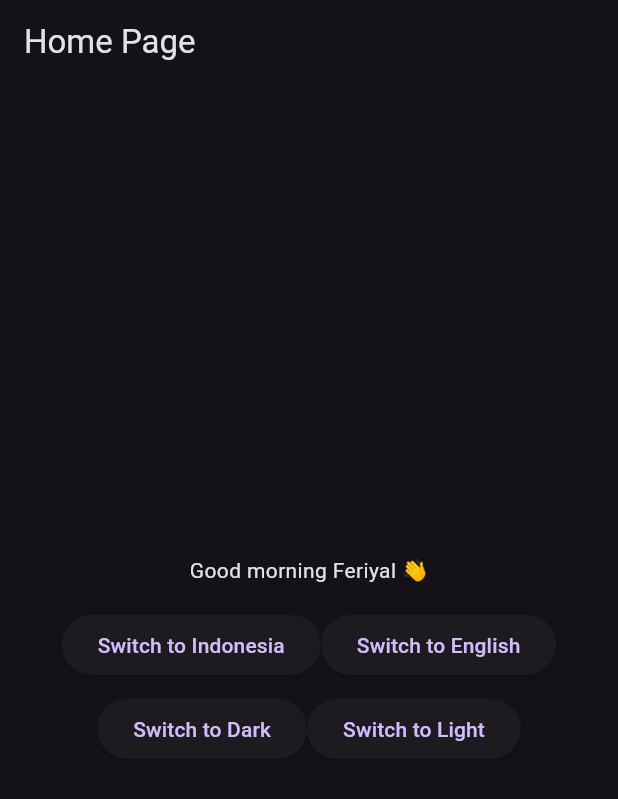
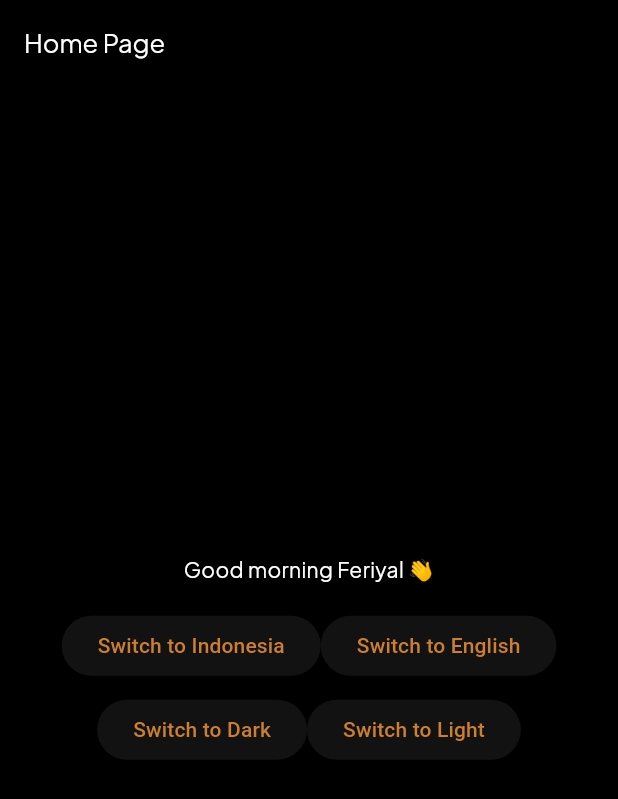
Before and after one commit to feriyalsusanto/untukmu-revamp-app, a Flutter app: the screen it shows after launch, after a tap on "Switch to Dark", on a phone screen of 412 x 824 dp. Shown: the top 799 px of the screen. Run offline on Flutter 3.47's test engine with Material 3 defaults, Android fonts, the phone set to English and light mode, and no system bars; our stand-ins replace flutter_riverpod, get_it, google_fonts, shared_preferences.

Commit message:
theme state improvement

```diff
--- a/lib/app_widget.dart
+++ b/lib/app_widget.dart
@@ -1,6 +1,7 @@
 import 'package:flutter/material.dart';
 import 'package:flutter_localizations/flutter_localizations.dart';
 import 'package:flutter_riverpod/flutter_riverpod.dart';
+import 'package:untukmu/config/theme/app_themes.dart';
 import 'package:untukmu/core/domain/providers/locale/locale_provider.dart';
 import 'package:untukmu/core/domain/providers/theme/theme_provider.dart';
 import 'package:untukmu/l10n/app_localizations.dart';
@@ -15,7 +16,9 @@ class AppWidget extends ConsumerWidget {
 
     return MaterialApp(
       locale: locale,
-      theme: theme,
+      theme: AppTheme.lightTheme,
+      darkTheme: AppTheme.darkTheme,
+      themeMode: theme,
       supportedLocales: AppLocalizations.supportedLocales,
       localizationsDelegates: const [
         AppLocalizations.delegate,
--- /dev/null
+++ b/lib/config/theme/app_themes.dart
@@ -0,0 +1,144 @@
+import 'package:flutter/material.dart';
+import 'package:flutter/services.dart';
+import 'package:untukmu/config/theme/colors.dart';
+import 'package:untukmu/config/theme/text_styles.dart';
+import 'package:untukmu/core/utils/platform_check.dart';
+
+class AppTheme {
+  // Private Constructor
+  AppTheme._();
+
+  static final lightTheme = ThemeData(
+      brightness: Brightness.light,
+      appBarTheme: AppBarTheme(
+        scrolledUnderElevation: 0,
+        systemOverlayStyle: SystemUiOverlayStyle(
+          statusBarColor:
+              Colors.transparent, // Set status bar color to transparent
+          statusBarBrightness: getCurrentPlatform() == CurrentPlatform.web
+              ? Brightness.light
+              : getCurrentPlatform() == CurrentPlatform.android
+                  ? Brightness.dark
+                  : Brightness.light, // Set status bar text color to light
+          statusBarIconBrightness: getCurrentPlatform() == CurrentPlatform.web
+              ? Brightness.light
+              : getCurrentPlatform() == CurrentPlatform.android
+                  ? Brightness.dark
+                  : Brightness.light, // Set status bar icons color to light
+        ),
+        titleTextStyle: AppTextStyle.labelMedium(isLightTheme: true).copyWith(
+            color: AppColors.titleBlack, fontWeight: FontWeight.normal),
+        color: AppColors.background,
+        shadowColor: Colors.transparent,
+        iconTheme: const IconThemeData(
+          color: AppColors.titleBlack,
+        ),
+      ),
+      bottomSheetTheme: const BottomSheetThemeData(
+          backgroundColor: Colors.white, modalBackgroundColor: Colors.white),
+      floatingActionButtonTheme: const FloatingActionButtonThemeData(
+          backgroundColor: AppColors.primaryGreenDark1),
+      scaffoldBackgroundColor: AppColors.background,
+      canvasColor: Colors.white,
+      primaryColor: AppColors.titleBlack,
+      dialogBackgroundColor: Colors.white,
+      colorScheme: const ColorScheme.light(
+        surface: AppColors.background,
+        primary: AppColors.primayGold,
+        onSurface: AppColors.titleBlack,
+      ),
+      iconButtonTheme: const IconButtonThemeData(
+          style: ButtonStyle(
+              iconColor: WidgetStatePropertyAll(AppColors.titleBlack))),
+      hintColor: AppColors.greyBase3,
+      checkboxTheme: CheckboxThemeData(
+          side: const BorderSide(color: AppColors.greyBase3),
+          fillColor: WidgetStateProperty.resolveWith((states) {
+            if (states.contains(WidgetState.selected)) {
+              return Colors.black;
+            } else {
+              return Colors.white;
+            }
+          }),
+          checkColor: const WidgetStatePropertyAll(Colors.white)),
+      textTheme: TextTheme(
+          labelMedium: AppTextStyle.labelMedium(isLightTheme: true),
+          labelSmall: AppTextStyle.labelSmall(isLightTheme: true),
+          bodySmall:
+              AppTextStyle.bodySmall.copyWith(color: AppColors.greyBase4),
+          bodyMedium: AppTextStyle.body.copyWith(color: AppColors.titleBlack),
+          titleMedium: const TextStyle(color: Colors.red),
+          titleSmall: const TextStyle(color: Colors.red)),
+      inputDecorationTheme: InputDecorationTheme(
+        hintStyle: AppTextStyle.body.copyWith(color: AppColors.titleGrey),
+      ),
+      dividerColor: AppColors.background,
+      cardTheme: const CardTheme(color: Colors.white));
+
+  static final darkTheme = ThemeData(
+      brightness: Brightness.dark,
+      scaffoldBackgroundColor: Colors.black,
+      appBarTheme: AppBarTheme(
+        scrolledUnderElevation: 0,
+        systemOverlayStyle: SystemUiOverlayStyle(
+          statusBarColor:
+              Colors.transparent, // Set status bar color to transparent
+          statusBarBrightness: getCurrentPlatform() == CurrentPlatform.web
+              ? Brightness.light
+              : getCurrentPlatform() == CurrentPlatform.android
+                  ? Brightness.light
+                  : Brightness.dark, // Set status bar text color to light
+          statusBarIconBrightness: getCurrentPlatform() == CurrentPlatform.web
+              ? Brightness.light
+              : getCurrentPlatform() == CurrentPlatform.android
+                  ? Brightness.light
+                  : Brightness.dark, // Set status bar icons color to light
+        ),
+        titleTextStyle: AppTextStyle.labelMedium(isLightTheme: false)
+            .copyWith(color: Colors.white, fontWeight: FontWeight.normal),
+        color: AppColors.backgroundBlack,
+        shadowColor: Colors.transparent,
+        iconTheme: const IconThemeData(
+          color: Colors.white,
+        ),
+      ),
+      floatingActionButtonTheme: const FloatingActionButtonThemeData(
+          backgroundColor: AppColors.primaryGreenDark1),
+      canvasColor: Colors.black,
+      primaryColor: Colors.white,
+      colorScheme: const ColorScheme.dark(
+        // background: AppColors.background,
+        primary: AppColors.primayGold, // <-- SEE HERE
+        // secondary: AppColors.titleGrey,
+        // onPrimary: AppColors.greyBase4, // <-- SEE HERE
+        onSurface: Colors.white, // <-- SEE HERE
+      ),
+      iconButtonTheme: const IconButtonThemeData(
+          style: ButtonStyle(iconColor: WidgetStatePropertyAll(Colors.white))),
+      hintColor: AppColors.greyBase3,
+      checkboxTheme: CheckboxThemeData(
+          side: const BorderSide(color: AppColors.greyBase3),
+          fillColor: WidgetStateProperty.resolveWith((states) {
+            if (states.contains(WidgetState.selected)) {
+              return AppColors.primayGold;
+            } else {
+              return Colors.white;
+            }
+          }),
+          checkColor: const WidgetStatePropertyAll(Colors.white)),
+      textTheme: TextTheme(
+        labelMedium: AppTextStyle.labelMedium(isLightTheme: false)
+            .copyWith(color: Colors.white),
+        labelSmall: AppTextStyle.labelSmall(isLightTheme: false)
+            .copyWith(color: Colors.white),
+        bodySmall: AppTextStyle.bodySmall.copyWith(color: AppColors.greyBase4),
+        bodyMedium: AppTextStyle.body.copyWith(
+          color: Colors.white,
+        ),
+      ),
+      inputDecorationTheme: InputDecorationTheme(
+        hintStyle: AppTextStyle.body.copyWith(color: AppColors.titleGrey),
+      ),
+      dividerColor: AppColors.background,
+      cardTheme: const CardTheme(color: Colors.white));
+}
--- /dev/null
+++ b/lib/config/theme/colors.dart
@@ -0,0 +1,226 @@
+import 'package:flutter/material.dart';
+import 'package:untukmu/core/di/locator.dart';
+import 'package:untukmu/core/services/theme_service.dart';
+
+class AppColors {
+  static AppColors? _instance;
+
+  static AppColors get instance {
+    return _instance ?? AppColors._internal();
+  }
+
+  AppColors._internal() {
+    _instance = this;
+  }
+
+  final theme = locator<ThemeService>();
+
+  // UNTUKMU
+  static const primaryGreenDark1 = Color.fromRGBO(112, 112, 94, 1);
+  static const primaryGreenLight1 = Color.fromRGBO(166, 169, 152, 1);
+  static const primaryGreenBase = Color.fromRGBO(14, 71, 73, 1);
+  static const primayGold = Color(0xFFCC7E32);
+  static const hintText = Color(0xFF5C6065);
+  static const background = Color.fromRGBO(247, 247, 247, 1);
+  static const backgroundBlack = Colors.black;
+  static const greyShadow = Color(0xFF545B61);
+
+  static const greyBase4 = Color.fromRGBO(103, 103, 103, 1);
+  static const greyBase3 = Color.fromRGBO(170, 170, 170, 1);
+  static const greyBase2 = Color.fromRGBO(230, 225, 229, 1);
+  static const greyBase1 = Color.fromRGBO(242, 242, 242, 1);
+
+  static const inputBorderColor = Color(0xFFD0D5DD);
+
+  static const accentYellow = Color.fromRGBO(253, 196, 110, 1);
+  static const accentRed = Color.fromRGBO(225, 63, 66, 1);
+  static const limeGreen = Color.fromRGBO(117, 231, 176, 1);
+  static const lightPurple = Color.fromRGBO(233, 228, 244, 1);
+  static const lightBlue = Color.fromRGBO(184, 210, 250, 1);
+  static const lightYellow = Color.fromRGBO(255, 234, 159, 1);
+  static const purple = Color(0xFF6D4AB6);
+  static const purpleDark = Color(0xFF312152);
+  static const greenAccent = Color.fromRGBO(27, 140, 86, 1);
+  static const titleBlack = Color(0xFF212226);
+  static const titleGrey = Color(0xFF5C6065);
+  static const lightGrey = Color(0xFFD0D5DD);
+  static const lineGrey = Color(0xFFEEEEEE);
+  static const lightGreyDarkMode = Color(0xFFAAAAAA);
+  static const semiLightGrey = Color(0xFFEFEFEF);
+  static const hintGrey = Color(0xFF9A9DA1);
+  static const borderGrey = Color(0xFFDEDEDE);
+  static const inputFieldDarkMode = Color(0xFF1C1C25);
+  static const modalBgDarkMode = Color.fromARGB(255, 19, 19, 25);
+  static const modalBgLightMode = Colors.white;
+  static const lineDark = Color(0xFF38383E);
+
+  //DEFAULT
+
+  static const bannerText = Color.fromRGBO(171, 56, 98, 1);
+
+  static const neutralBlack100 = Color.fromRGBO(51, 51, 51, 1);
+  static const neutralGrey100 = Color.fromRGBO(79, 79, 79, 1);
+  static const neutralGrey80 = Color.fromRGBO(130, 130, 130, 1);
+  static const neutralGrey60 = Color.fromRGBO(189, 189, 189, 1);
+  static const neutralGrey40 = Color.fromRGBO(224, 224, 224, 1);
+  static const neutralGrey20 = Color.fromRGBO(242, 242, 242, 1);
+  static const lightGrey2 = Color.fromRGBO(187, 194, 210, 1);
+
+  static const greyLight = Color.fromRGBO(187, 194, 210, 1);
+  static const grey = Color.fromRGBO(187, 194, 210, 1);
+  static const greenDark = Color.fromRGBO(33, 150, 83, 1);
+  static const green = Color.fromRGBO(67, 174, 90, 1);
+  static const greenLight = Color.fromRGBO(111, 207, 151, 1);
+  static const greenHalu = Color.fromRGBO(7, 210, 200, 1);
+  static const greenLightBanner = Color.fromRGBO(217, 248, 244, 1);
+
+  static const danger = Color.fromRGBO(235, 87, 87, 1);
+  static const danger32 = Color.fromRGBO(235, 87, 87, 0.32);
+  static const dangerPink = Color.fromRGBO(229, 91, 141, 0.15);
+  static const dangerYellow = Color.fromRGBO(255, 242, 222, 1);
+  static const dangerLight = Color.fromRGBO(243, 25, 78, 1);
+
+  static const backgroundWhite = Colors.white;
+  static const backgroundGrey = Color.fromRGBO(248, 248, 254, 1);
+  static const silver = Color.fromRGBO(234, 237, 245, 1);
+
+  static const borderCardColor = Color.fromRGBO(98, 96, 109, 1);
+  static const borderRadioNotSelected = Color.fromRGBO(110, 111, 120, 1);
+  static const textGrey = Color.fromRGBO(133, 137, 149, 1);
+  static const bluePrimary = Color.fromRGBO(41, 73, 157, 1);
+
+  static const duduBlue1 = Color.fromRGBO(91, 129, 188, 1);
+  static const duduBlue2 = Color.fromRGBO(215, 223, 238, 1);
+  static const duduBlue3 = Color.fromRGBO(138, 181, 230, 1);
+  static const duduBlue4 = Color.fromRGBO(76, 109, 157, 1);
+  // static const duduBlue3 = Color.fromRGBO(158, 206, 250, 1);
+
+  static const duduRed = Color.fromRGBO(232, 99, 92, 1);
+
+  static const magenta = Color(0xFFB252B5);
+
+  // static const layerOpacity3 = Color.fromRGBO(255, 255, 255, 0.08);
+
+  static const layerOpacity3 = Color.fromRGBO(255, 255, 255, .08);
+
+  //gradient
+  static const gradientCardBackground = [
+    Color.fromRGBO(0, 38, 76, 1),
+    Color.fromRGBO(0, 28, 63, 1),
+  ];
+
+  Color getSecondaryBackgroundColor() =>
+      theme.isDarkMode ? Colors.black : const Color.fromRGBO(247, 247, 247, 1);
+
+  Color getTitleColor() =>
+      theme.isDarkMode ? Colors.white : AppColors.titleBlack;
+
+  Color getFormTitleColor() =>
+      theme.isDarkMode ? const Color(0xFFAAAAAA) : AppColors.titleBlack;
+
+  Color getShippingColor() =>
+      theme.isDarkMode ? AppColors.lightGreyDarkMode : const Color(0xFF212226);
+
+  Color getBWColor() {
+    try {
+      return theme.isDarkMode ? Colors.white : Colors.black;
+    } catch (e) {
+      return Colors.black;
+    }
+  }
+
+  Color getWBColor() {
+    try {
+      return theme.isDarkMode ? Colors.black : Colors.white;
+    } catch (e) {
+      return Colors.white;
+    }
+  }
+
+  Color getInputText() =>
+      theme.isDarkMode ? const Color(0xFF7D7D85) : AppColors.hintText;
+
+  Color getBgCardColor() =>
+      theme.isDarkMode ? AppColors.inputFieldDarkMode : const Color(0xFFF2F2F2);
+
+  Color getBgNotifactionCardColor() => theme.isDarkMode
+      ? AppColors.inputFieldDarkMode
+      : const Color.fromRGBO(247, 247, 247, 1);
+
+  Color getBgCardWhiteColor() =>
+      theme.isDarkMode ? AppColors.inputFieldDarkMode : Colors.white;
+
+  Color getBgCardSemiWhiteColor() =>
+      theme.isDarkMode ? AppColors.inputFieldDarkMode : const Color(0xFFFCFCFC);
+
+  Color getBgCardSemiWhite2Color() =>
+      theme.isDarkMode ? AppColors.inputFieldDarkMode : const Color(0xFFF7F7F7);
+
+  Color getComingSoonBgColor() =>
+      theme.isDarkMode ? const Color(0xFF52525C) : const Color(0xFFEBEBEB);
+
+  Color getComingSoonTitleColor() =>
+      theme.isDarkMode ? AppColors.lightGreyDarkMode : const Color(0xFF212226);
+
+  Color getSubtitleColor() =>
+      (theme.isDarkMode) ? AppColors.lightGreyDarkMode : AppColors.titleGrey;
+
+  Color getChatTextColor() =>
+      (theme.isDarkMode) ? AppColors.lightGreyDarkMode : Colors.white;
+
+  Color getSubOnDarkColor() =>
+      (theme.isDarkMode) ? AppColors.lightGreyDarkMode : AppColors.titleBlack;
+
+  Color getSubOnLightColor() =>
+      (theme.isDarkMode) ? Colors.white : AppColors.titleGrey;
+
+  Color getDisabledColor() =>
+      (theme.isDarkMode) ? const Color(0xFF7D7D85) : const Color(0xFFB4B4B4);
+
+  Color getLightGreyColor() =>
+      (theme.isDarkMode) ? AppColors.lightGreyDarkMode : AppColors.lightGrey;
+
+  Color getIconButtonColor() =>
+      (theme.isDarkMode) ? AppColors.lightGreyDarkMode : AppColors.titleBlack;
+
+  Color getBlackOrPurple() =>
+      (theme.isDarkMode) ? AppColors.purple : AppColors.titleBlack;
+
+  Color getModalColor() =>
+      theme.isDarkMode ? const Color(0xFF101016) : Colors.white;
+  Color getBorderColor() => const Color(0xFFAAAAAA);
+
+  Color getLineColor() =>
+      theme.isDarkMode ? AppColors.lineDark : AppColors.lightGrey;
+
+  // Color getBubbleColorNotMe() =>
+  //     theme.isDarkMode ? AppColors.inputFieldDarkMode : const Color(0xFFF0F0F0);
+
+  Color getBubbleColor({bool? isDarkMode}) => (isDarkMode ?? theme.isDarkMode)
+      ? AppColors.inputFieldDarkMode
+      : const Color(0xFF161F67);
+
+  Color getReplySuggestionColor({bool? isDarkMode}) =>
+      (isDarkMode ?? theme.isDarkMode)
+          ? AppColors.purple
+          : const Color(0xFFF7EEF8);
+
+  Color getReplySuggestionTitleColor({bool? isDarkMode}) =>
+      (isDarkMode ?? theme.isDarkMode) ? Colors.white : magenta;
+
+  Color getBubbleColorNotMe({bool? isDarkMode}) =>
+      (isDarkMode ?? theme.isDarkMode)
+          ? AppColors.inputFieldDarkMode
+          : const Color(0xFFF0F0F0);
+
+  Color getBubbleContentColorNotMe(bool isContentPlainText,
+          {bool? isDarkMode}) =>
+      isDarkMode ?? theme.isDarkMode
+          ? AppColors.inputFieldDarkMode
+          : isContentPlainText
+              ? Colors.white
+              : Colors.white.withOpacity(.5);
+
+  Color getHintColor() =>
+      (theme.isDarkMode) ? AppColors.lightGreyDarkMode : AppColors.greyBase3;
+}
--- /dev/null
+++ b/lib/config/theme/text_styles.dart
@@ -0,0 +1,120 @@
+import 'package:flutter/material.dart';
+import 'package:untukmu/config/theme/colors.dart';
+// import 'package:/google_fonts.dart';
+
+import 'package:google_fonts/google_fonts.dart';
+
+class AppTextStyle {
+  static TextStyle onboardTitle = GoogleFonts.plusJakartaSans(
+      fontSize: 20,
+      fontWeight: FontWeight.w700,
+      color: AppColors.neutralGrey60);
+
+  static TextStyle caption = GoogleFonts.plusJakartaSans(
+      fontSize: 12,
+      fontWeight: FontWeight.w500,
+      color: AppColors.neutralGrey80);
+
+  static TextStyle caption2 = GoogleFonts.plusJakartaSans(
+      fontSize: 11,
+      fontWeight: FontWeight.w500,
+      color: AppColors.neutralGrey40);
+
+  static TextStyle button = GoogleFonts.plusJakartaSans(
+      fontSize: 14,
+      fontWeight: FontWeight.w400,
+      height: 1.5,
+      color: AppColors.primaryGreenDark1);
+
+  static TextStyle buttonMenu = GoogleFonts.plusJakartaSans(
+      fontSize: 16,
+      fontWeight: FontWeight.w400,
+      height: 1.5,
+      color: AppColors.primaryGreenDark1);
+
+  static TextStyle bannerText = GoogleFonts.plusJakartaSans(
+    fontSize: 24,
+    fontWeight: FontWeight.w400,
+  );
+
+  static TextStyle bodyLarge =
+      GoogleFonts.plusJakartaSans(fontSize: 17, fontWeight: FontWeight.w700);
+  static TextStyle body = GoogleFonts.plusJakartaSans(
+      fontSize: 14, height: 1.4, fontWeight: FontWeight.w400);
+  static TextStyle bodySmall = GoogleFonts.plusJakartaSans(
+      fontSize: 12, height: 1.4, fontWeight: FontWeight.w400);
+  static TextStyle bodySmall2 =
+      GoogleFonts.plusJakartaSans(fontSize: 11, height: 1.2);
+
+  static TextStyle buttonSmall = GoogleFonts.plusJakartaSans(
+      fontSize: 12, height: 1.4, fontWeight: FontWeight.w700);
+
+  static TextStyle buttonMedium = GoogleFonts.plusJakartaSans(
+      fontSize: 19, height: 1.4, fontWeight: FontWeight.w600);
+
+  static TextStyle subText = GoogleFonts.plusJakartaSans(
+    fontSize: 11,
+  );
+  static TextStyle displayText = GoogleFonts.plusJakartaSans(
+    fontSize: 14,
+  );
+
+  static TextStyle labelMedium({bool? isLightTheme}) {
+    Color color;
+    if (isLightTheme == null) {
+      color = AppColors.instance.getTitleColor();
+    } else {
+      if (isLightTheme) {
+        color = AppColors.titleBlack;
+      } else {
+        color = Colors.white;
+      }
+    }
+    return GoogleFonts.plusJakartaSans(
+        fontSize: 17, fontWeight: FontWeight.w600, color: color);
+  }
+
+  static TextStyle labelSmall({bool? isLightTheme}) {
+    Color color;
+    if (isLightTheme == null) {
+      color = AppColors.instance.getTitleColor();
+    } else {
+      if (isLightTheme) {
+        color = AppColors.titleBlack;
+      } else {
+        color = Colors.white;
+      }
+    }
+    return GoogleFonts.plusJakartaSans(
+        fontSize: 14, fontWeight: FontWeight.w600, color: color);
+  }
+
+  static TextStyle titleList =
+      GoogleFonts.plusJakartaSans(fontSize: 16, fontWeight: FontWeight.w400);
+
+  static TextStyle basicFont = GoogleFonts.plusJakartaSans();
+
+  //theming
+  static TextStyle heading1 = GoogleFonts.plusJakartaSans(
+      fontSize: 16, height: 1.1, letterSpacing: -0.02);
+  static TextStyle heading2 = GoogleFonts.plusJakartaSans(
+      fontSize: 16, height: 1.1, letterSpacing: -0.02);
+  static TextStyle heading3 = GoogleFonts.plusJakartaSans(
+      fontSize: 16, height: 1.1, letterSpacing: -0.02);
+  static TextStyle heading4 = GoogleFonts.plusJakartaSans(
+      fontSize: 16, height: 1.1, letterSpacing: -0.02);
+  static TextStyle heading5 = GoogleFonts.plusJakartaSans(
+      fontSize: 16, height: 1.1, letterSpacing: -0.02);
+  static TextStyle heading6 = GoogleFonts.plusJakartaSans(
+      fontSize: 16, height: 1.1, letterSpacing: -0.02);
+  static TextStyle display1 = GoogleFonts.plusJakartaSans(
+      fontSize: 34, height: 1.2, letterSpacing: -0.03);
+  static TextStyle display2 = GoogleFonts.plusJakartaSans(
+      fontSize: 28, height: 1.2, letterSpacing: -0.02);
+
+  static TextStyle basicMedium = GoogleFonts.plusJakartaSans(
+      fontSize: 16,
+      height: 1.1,
+      letterSpacing: -0.02,
+      fontWeight: FontWeight.w500);
+}
--- a/lib/core/di/locator.dart
+++ b/lib/core/di/locator.dart
@@ -1,5 +1,6 @@
 import 'package:get_it/get_it.dart';
 import 'package:shared_preferences/shared_preferences.dart';
+import 'package:untukmu/core/services/theme_service.dart';
 
 import '../services/shared_prefs_service.dart';
 import '../services/localization_service.dart';
@@ -13,4 +14,5 @@ Future<void> setupLocator() async {
   // Register services
   locator.registerLazySingleton(() => SharedPrefsService(sharedPreferences));
   locator.registerLazySingleton(() => LocalizationService(locator()));
+  locator.registerLazySingleton(() => ThemeService(locator()));
 }
--- a/lib/core/domain/providers/theme/theme_provider.dart
+++ b/lib/core/domain/providers/theme/theme_provider.dart
@@ -1,22 +1,29 @@
 import 'package:flutter/material.dart';
 import 'package:flutter_riverpod/flutter_riverpod.dart';
+import 'package:untukmu/core/di/locator.dart';
+import 'package:untukmu/core/services/theme_service.dart';
 
-final themeProvider = StateNotifierProvider<ThemeNotifier, ThemeData>((ref) {
-  return ThemeNotifier(ThemeData.light());
+final themeProvider = StateNotifierProvider<ThemeNotifier, ThemeMode>((ref) {
+  return ThemeNotifier(locator<ThemeService>());
 });
 
-class ThemeNotifier extends StateNotifier<ThemeData> {
-  ThemeNotifier(super.state);
+class ThemeNotifier extends StateNotifier<ThemeMode> {
+  final ThemeService _themeService;
 
-  void darkMode() {
-    if (state != ThemeData.dark()) {
-      state = ThemeData.dark();
+  ThemeNotifier(this._themeService)
+      : super(_themeService.isDarkMode ? ThemeMode.dark : ThemeMode.light);
+
+  void darkMode() async {
+    if (state != ThemeMode.dark) {
+      await _themeService.changeTheme(isDarkMode: true);
+      state = ThemeMode.dark;
     }
   }
 
-  void lightMode() {
-    if (state != ThemeData.light()) {
-      state = ThemeData.light();
+  void lightMode() async {
+    if (state != ThemeMode.light) {
+      await _themeService.changeTheme(isDarkMode: false);
+      state = ThemeMode.light;
     }
   }
 }
--- a/lib/core/services/shared_prefs_service.dart
+++ b/lib/core/services/shared_prefs_service.dart
@@ -2,6 +2,8 @@ import 'package:shared_preferences/shared_preferences.dart';
 
 class SharedPrefsService {
   static const String languageKey = 'language_code';
+  static const String darkModeKey = 'dark_mode_key';
+
   final SharedPreferences _prefs;
 
   SharedPrefsService(this._prefs);
@@ -13,4 +15,12 @@ class SharedPrefsService {
   String getLanguage() {
     return _prefs.getString(languageKey) ?? 'en';
   }
+
+  Future<void> setDarkMode({bool isDarkMode = true}) async {
+    await _prefs.setBool(darkModeKey, isDarkMode);
+  }
+
+  bool getIsDarkMode() {
+    return _prefs.getBool(darkModeKey) ?? false;
+  }
 }
--- /dev/null
+++ b/lib/core/services/theme_service.dart
@@ -0,0 +1,18 @@
+import 'package:flutter/material.dart';
+import 'shared_prefs_service.dart';
+
+class ThemeService {
+  final SharedPrefsService _prefsService;
+
+  ThemeService(this._prefsService);
+
+  ThemeData get currentTheme {
+    return isDarkMode ? ThemeData.dark() : ThemeData.light();
+  }
+
+  Future<void> changeTheme({bool isDarkMode = false}) async {
+    await _prefsService.setDarkMode(isDarkMode: isDarkMode);
+  }
+
+  bool get isDarkMode => _prefsService.getIsDarkMode();
+}
--- /dev/null
+++ b/lib/core/utils/platform_check.dart
@@ -0,0 +1,34 @@
+import 'dart:io';
+
+import 'package:flutter/foundation.dart';
+
+enum CurrentPlatform {
+  android,
+  ios,
+  web,
+  windows,
+  linux,
+  macos,
+  fuchsia,
+  unknown,
+}
+
+CurrentPlatform getCurrentPlatform() {
+  if (kIsWeb) {
+    return CurrentPlatform.web;
+  } else if (Platform.isAndroid) {
+    return CurrentPlatform.android;
+  } else if (Platform.isIOS) {
+    return CurrentPlatform.ios;
+  } else if (Platform.isWindows) {
+    return CurrentPlatform.windows;
+  } else if (Platform.isLinux) {
+    return CurrentPlatform.linux;
+  } else if (Platform.isMacOS) {
+    return CurrentPlatform.macos;
+  } else if (Platform.isFuchsia) {
+    return CurrentPlatform.fuchsia;
+  } else {
+    return CurrentPlatform.unknown;
+  }
+}
```
